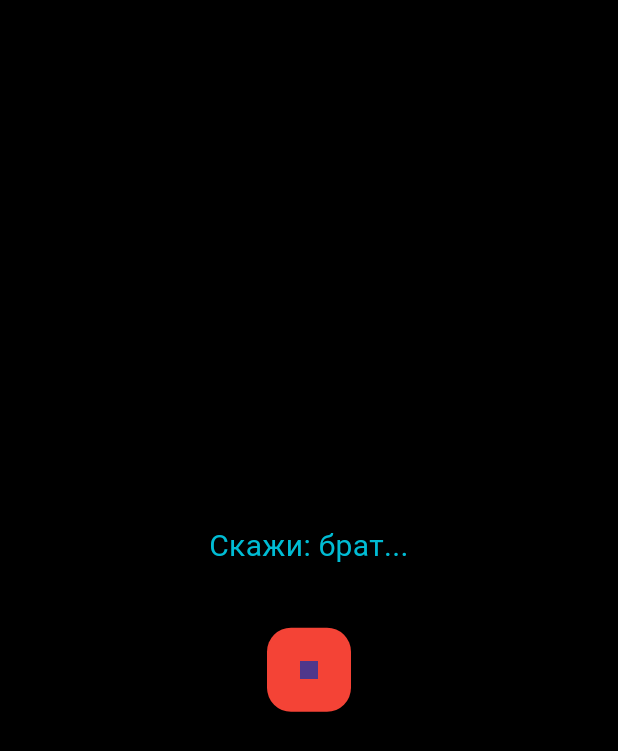
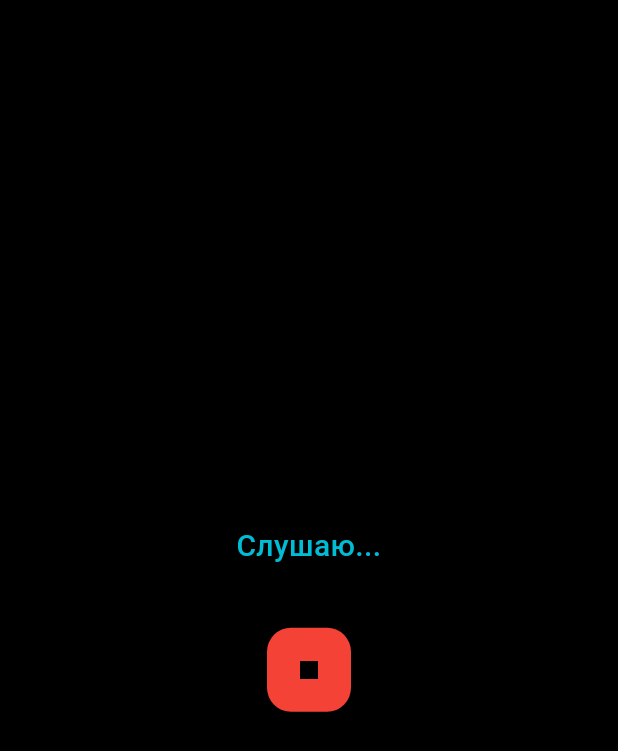
Before and after one commit to bakytzanoverlan234-cmyk/Jarvis.1, a Flutter app: the screen it shows after launch, after a tap on the "mic" icon, on a phone screen of 412 x 824 dp. Shown: the top 751 px of the screen. Run offline on Flutter 3.47's test engine with Material 3 defaults, Android fonts, the phone set to English and light mode, and no system bars; our stand-ins replace connectivity_plus, flutter_tts, permission_handler, speech_to_text.

```diff
--- a/lib/main.dart
+++ b/lib/main.dart
@@ -1,7 +1,10 @@
 import 'package:flutter/material.dart';
 import 'package:flutter_tts/flutter_tts.dart';
 import 'package:speech_to_text/speech_to_text.dart' as stt;
+import 'package:permission_handler/permission_handler.dart';
+
 import 'core/jarvis_engine.dart';
+import 'core/hybrid_ai.dart';
 
 void main() {
   runApp(const JarvisApp());
@@ -28,6 +31,7 @@ class JarvisHome extends StatefulWidget {
 
 class _JarvisHomeState extends State<JarvisHome> {
   final JarvisEngine jarvis = JarvisEngine();
+  final HybridAI ai = HybridAI();
   final FlutterTts tts = FlutterTts();
   final stt.SpeechToText speech = stt.SpeechToText();
 
@@ -37,29 +41,67 @@ class _JarvisHomeState extends State<JarvisHome> {
   @override
   void initState() {
     super.initState();
-    tts.setLanguage("ru-RU");
+    _initEverything();
+  }
+
+  Future<void> _initEverything() async {
+    await tts.setLanguage("ru-RU");
+    await tts.setSpeechRate(0.5);
+    await _requestPermissions();
+  }
+
+  Future<void> _requestPermissions() async {
+    await Permission.microphone.request();
   }
 
   void startListening() async {
-    bool available = await speech.initialize();
-    if (!available) return;
+    bool available = await speech.initialize(
+      onStatus: (status) {},
+      onError: (error) {
+        setState(() => this.status = "Ошибка микрофона");
+      },
+    );
 
-    setState(() => listening = true);
+    if (!available) {
+      setState(() => status = "Микрофон недоступен");
+      return;
+    }
 
-    speech.listen(onResult: (result) async {
-      String text = result.recognizedWords;
-      if (jarvis.wakeWord(text)) {
-        status = "Jarvis активирован";
-      }
-      String response = await jarvis.respond(text);
-      setState(() => status = response);
-      await tts.speak(response);
+    setState(() {
+      listening = true;
+      status = "Слушаю...";
     });
+
+    speech.listen(
+      localeId: 'ru_RU',
+      onResult: (result) async {
+        if (!result.finalResult) return;
+
+        String text = result.recognizedWords.trim();
+
+        if (text.isEmpty) return;
+
+        if (jarvis.wakeWord(text)) {
+          setState(() => status = "Jarvis активирован");
+          return;
+        }
+
+        setState(() => status = "Думаю...");
+
+        String response = await ai.respond(text);
+
+        setState(() => status = response);
+        await tts.speak(response);
+      },
+    );
   }
 
   void stopListening() {
     speech.stop();
-    setState(() => listening = false);
+    setState(() {
+      listening = false;
+      status = "Скажи: брат...";
+    });
   }
 
   @override
@@ -70,15 +112,24 @@ class _JarvisHomeState extends State<JarvisHome> {
         child: Column(
           mainAxisAlignment: MainAxisAlignment.center,
           children: [
-            Text(status,
-                style: const TextStyle(color: Colors.cyan, fontSize: 20),
-                textAlign: TextAlign.center),
+            Text(
+              status,
+              style: const TextStyle(
+                color: Colors.cyan,
+                fontSize: 20,
+                fontWeight: FontWeight.w500,
+              ),
+              textAlign: TextAlign.center,
+            ),
             const SizedBox(height: 40),
             FloatingActionButton(
               backgroundColor: listening ? Colors.red : Colors.cyan,
               onPressed: listening ? stopListening : startListening,
-              child: Icon(listening ? Icons.stop : Icons.mic),
-            )
+              child: Icon(
+                listening ? Icons.stop : Icons.mic,
+                color: Colors.black,
+              ),
+            ),
           ],
         ),
       ),
```
Also changed, not shown: pubspec.yaml (+4 -3 lines), 1 other file.
